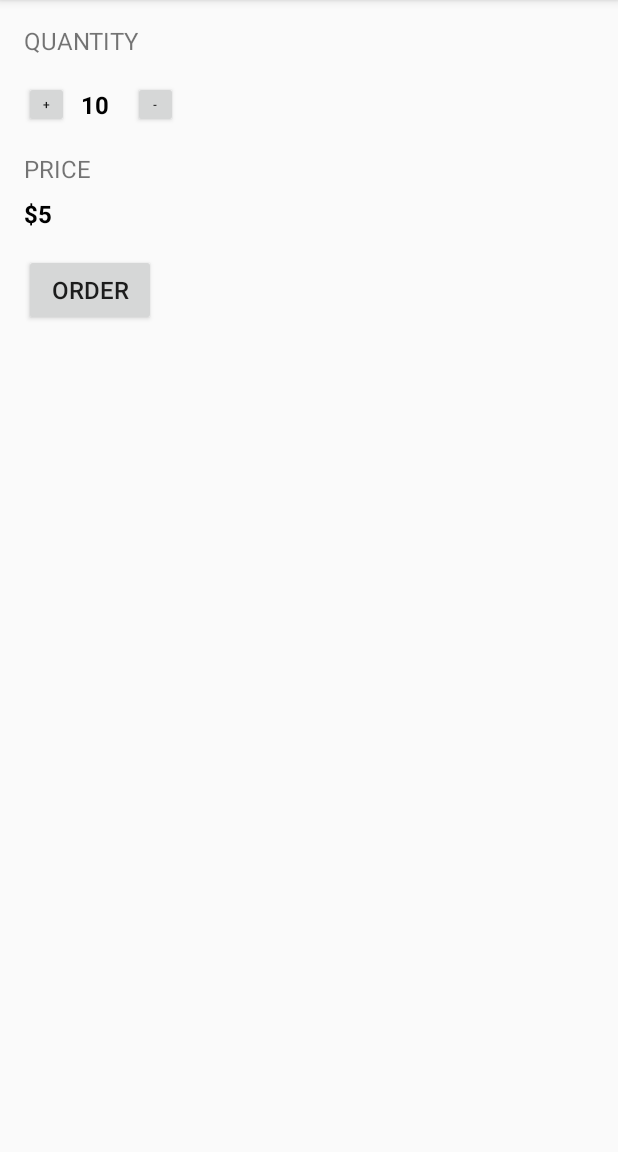
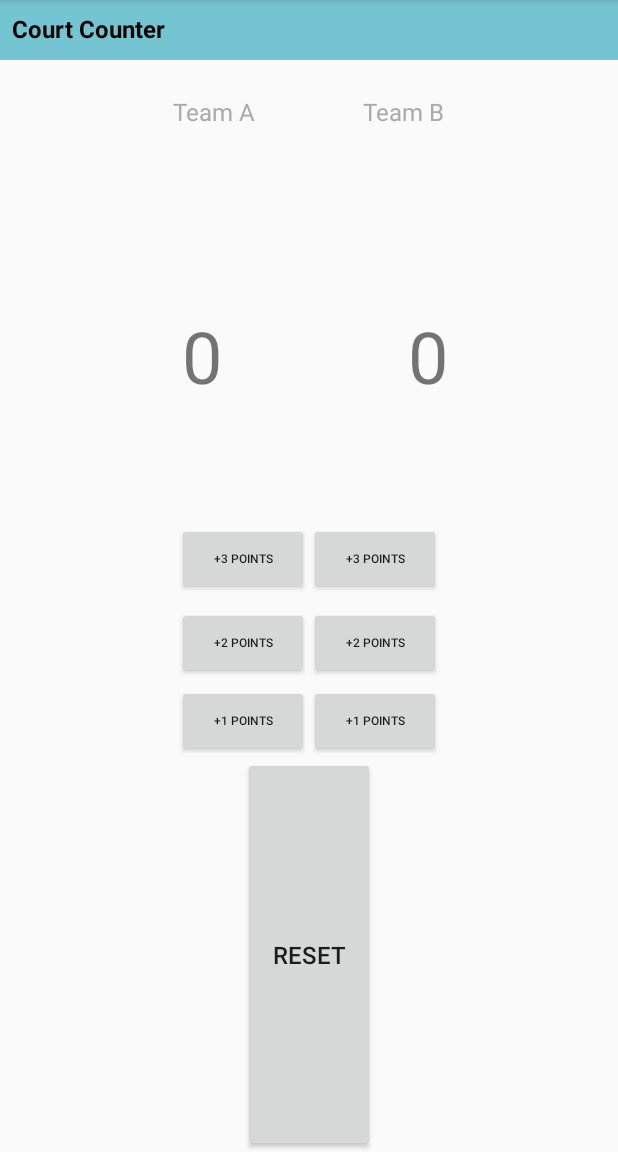
Before and after one commit to chungmyung/Android1st, an Android app: the screen it shows after launch (CoffeeActivity before the commit, BasketballActivity after it), on a phone screen of 412 x 824 dp, the part 84-1236 px from its top. Run offline under Robolectric (Android 15) with nearby library versions, the phone set to English and light mode, and no system bars.

Commit message:
Basketball 작업연습

```diff
--- /dev/null
+++ b/app/src/main/java/com/chungmyung/myapplication/BasketballActivity.java
@@ -0,0 +1,61 @@
+package com.chungmyung.myapplication;
+
+import android.os.Bundle;
+import android.support.v7.app.AppCompatActivity;
+import android.view.View;
+import android.widget.TextView;
+
+public class BasketballActivity extends AppCompatActivity {
+
+    private TextView mScoreaTextView;
+    private TextView mScorebTextView;
+    private int mScorea = 0;
+    private int mScoreb = 0;
+
+
+    @Override
+    protected void onCreate(Bundle savedInstanceState) {
+        super.onCreate(savedInstanceState);
+        setContentView(R.layout.activity_basketball);
+
+        mScoreaTextView = (TextView) findViewById(R.id.scorea_text);
+        mScoreaTextView.setText("" + mScorea);
+        mScorebTextView = (TextView) findViewById(R.id.scoreb_text);
+        mScorebTextView.setText("" + mScoreb);
+    }
+
+
+    public void point3aButtonClicked(View view) {
+        mScorea+=3;
+        mScoreaTextView.setText("" + mScorea);
+    }
+
+    public void point3bButtonClicked(View view) {
+        mScoreb+=3;
+        mScoreaTextView.setText("" + mScoreb);
+    }
+
+
+    public void point2aButtonClicked(View view) {
+        mScorea+=2;
+        mScoreaTextView.setText("" + mScorea);
+    }
+
+    public void point2bButtonClicked(View view) {
+        mScoreb+=2;
+        mScoreaTextView.setText("" + mScoreb);
+    }
+
+    public void pointa1buttonClicked(View view) {
+        mScorea+=1;
+        mScoreaTextView.setText("" + mScorea);
+    }
+
+    public void point1bButtonClicked(View view) {
+        mScoreb+=1;
+        mScoreaTextView.setText("" + mScoreb);
+    }
+
+    public void resetButtonClicked(View view) {
+    }
+}
--- /dev/null
+++ b/app/src/main/res/layout/activity_basketball.xml
@@ -0,0 +1,162 @@
+<?xml version="1.0" encoding="utf-8"?>
+<LinearLayout xmlns:android="http://schemas.android.com/apk/res/android"
+    xmlns:app="http://schemas.android.com/apk/res-auto"
+    xmlns:tools="http://schemas.android.com/tools"
+    android:layout_width="match_parent"
+    android:layout_height="match_parent"
+    android:orientation="vertical"
+    tools:context="com.chungmyung.myapplication.BasketballActivity">
+
+    <TextView
+        android:layout_width="match_parent"
+        android:layout_height="40dp"
+        android:background="#75c4d2"
+        android:paddingLeft="8dp"
+        android:paddingTop="8dp"
+        android:text="Court Counter"
+        android:textColor="@android:color/black"
+        android:textSize="16sp"
+        android:textStyle="bold" />
+
+    <LinearLayout
+        android:layout_width="wrap_content"
+        android:layout_height="wrap_content"
+        android:layout_gravity="center"
+        android:layout_weight="0.01"
+        android:orientation="horizontal">
+
+        <TextView
+            android:layout_width="match_parent"
+            android:layout_height="wrap_content"
+            android:layout_gravity="center"
+            android:layout_marginRight="24dp"
+            android:text="Team A"
+            android:textColor="@android:color/darker_gray"
+            android:textSize="16sp" />
+
+        <TextView
+
+            android:layout_width="match_parent"
+            android:layout_height="wrap_content"
+            android:layout_marginLeft="48dp"
+            android:layout_gravity="center"
+            android:text="Team B"
+            android:textColor="@android:color/darker_gray"
+            android:textSize="16sp" />
+
+    </LinearLayout>
+
+    <LinearLayout
+        android:orientation="horizontal"
+        android:layout_width="wrap_content"
+        android:layout_height="32dp"
+        android:layout_marginTop="16dp"
+        android:layout_gravity="center"
+        android:layout_weight="0.04">
+
+
+    <TextView
+        android:id="@+id/scorea_text"
+        android:layout_width="wrap_content"
+        android:layout_height="wrap_content"
+        android:layout_marginLeft="8dp"
+        android:layout_marginRight="24dp"
+        android:layout_gravity="center"
+        android:text="0"
+        android:textSize="48sp"
+        />
+
+    <TextView
+        android:id="@+id/scoreb_text"
+        android:layout_width="wrap_content"
+        android:layout_height="wrap_content"
+        android:layout_marginLeft="100dp"
+        android:layout_gravity="center"
+        android:text="0"
+        android:textSize="48sp"
+        />
+    </LinearLayout>
+
+
+
+    <LinearLayout
+        android:layout_gravity="center"
+        android:layout_width="wrap_content"
+        android:layout_height="wrap_content"       >
+
+        <Button
+            android:id="@+id/point3a_button"
+            android:layout_width="wrap_content"
+            android:layout_height="wrap_content"
+            android:text="+3 points"
+            android:textSize="8sp"
+            android:onClick="point3aButtonClicked"/>
+
+        <Button
+            android:id="@+id/point3b_button"
+            android:layout_width="wrap_content"
+            android:layout_height="wrap_content"
+            android:text="+3 points"
+            android:textSize="8sp"
+            android:onClick="point3bButtonClicked"/>
+    </LinearLayout>
+    <LinearLayout
+        android:layout_width="wrap_content"
+        android:layout_height="wrap_content"
+        android:layout_marginTop="8dp"
+        android:layout_gravity="center">
+
+        <Button
+            android:id="@+id/point2a_button"
+            android:layout_width="wrap_content"
+            android:layout_height="wrap_content"
+            android:text="+2 points"
+            android:textSize="8sp"
+            android:onClick="point2aButtonClicked"/>
+
+        <Button
+            android:id="@+id/point2b_button"
+            android:layout_width="wrap_content"
+            android:layout_height="wrap_content"
+            android:text="+2 points"
+            android:textSize="8sp"
+            android:onClick="point2bButtonClicked"/>
+    </LinearLayout>
+    <LinearLayout
+        android:layout_width="wrap_content"
+        android:layout_height="wrap_content"
+        android:layout_marginTop="4dp"
+        android:layout_gravity="center">
+
+        <Button
+            android:id="@+id/point1a_button"
+            android:layout_width="wrap_content"
+            android:layout_height="wrap_content"
+            android:text="+1 points"
+            android:textSize="8sp"
+            android:onClick="pointa1buttonClicked"/>
+
+        <Button
+            android:id="@+id/point1b_button"
+            android:layout_width="wrap_content"
+            android:layout_height="wrap_content"
+            android:text="+1 points"
+            android:textSize="8sp"
+            android:onClick="point1bButtonClicked"
+           />
+    </LinearLayout>
+
+
+        <Button
+            android:id="@+id/reset_button"
+            android:layout_weight="0.05"
+            android:layout_gravity="center"
+            android:layout_width="wrap_content"
+            android:layout_height="24dp"
+            android:text="Reset"
+            android:textSize="16sp"
+            android:onClick="resetButtonClicked"
+            />
+
+
+</LinearLayout>
--- a/app/src/main/res/layout/activity_coffee.xml
+++ b/app/src/main/res/layout/activity_coffee.xml
@@ -26,8 +26,8 @@
 
         <Button
             android:id="@+id/plus_button"
-            android:layout_width="30dp"
-            android:layout_height="31dp"
+            android:layout_width="48dp"
+            android:layout_height="32dp"
             android:layout_marginLeft="16dp"
             android:text="+"
             android:textSize="8sp"
@@ -49,8 +49,8 @@
 
         <Button
             android:id="@+id/minus_button"
-            android:layout_width="30dp"
-            android:layout_height="31dp"
+            android:layout_width="48dp"
+            android:layout_height="32dp"
             android:layout_marginLeft="8dp"
             android:text="-"
             android:textSize="8sp"
@@ -74,7 +74,7 @@
         android:layout_height="wrap_content"
         android:layout_marginLeft="16dp"
         android:layout_marginTop="8dp"
-        android:text="$5"
+        android:text="3000원"
         android:textColor="@android:color/black"
         android:textSize="16sp"
         android:textStyle="bold" />
@@ -85,6 +85,7 @@
         android:layout_marginLeft="16dp"
         android:layout_marginTop="16dp"
         android:text="ORDER"
-        android:textSize="16sp" />
+        android:textSize="16sp"
+        />
 
 </LinearLayout>
```
Also changed, not shown: app/src/main/AndroidManifest.xml (+7 -0 lines), app/src/main/java/com/chungmyung/myapplication/CoffeeActivity.java (+29 -36 lines).
